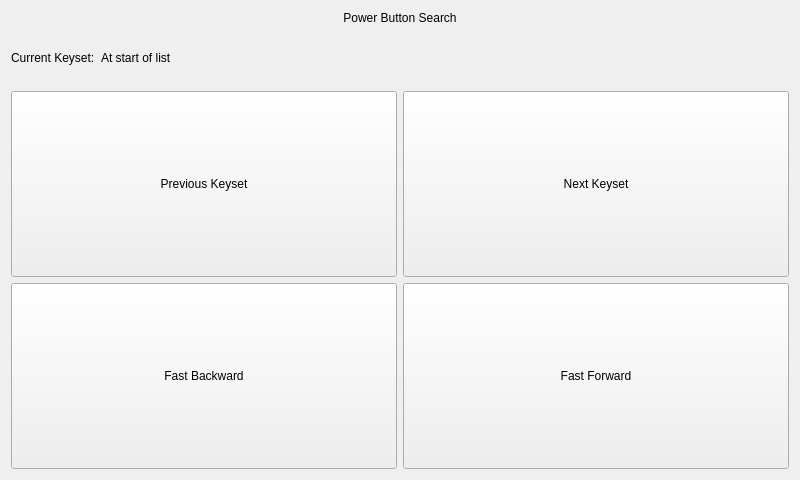
Above: forms/pirpowersearchform.ui from jpietrzak8/Pierogi before the change. Below: the same form after it.
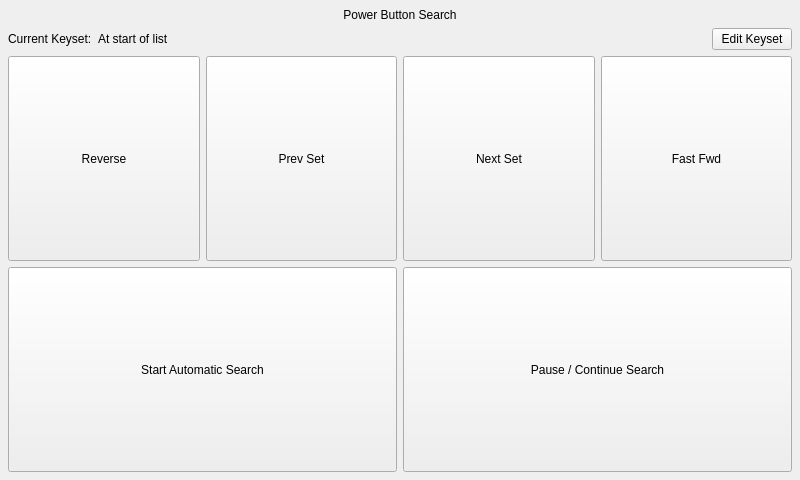
That is the form after the change. Icons and pictures are not drawn.

```diff
--- a/forms/pirpowersearchform.ui
+++ b/forms/pirpowersearchform.ui
@@ -14,7 +14,10 @@
    <string>Form</string>
   </property>
   <layout class="QGridLayout" name="gridLayout">
-   <item row="0" column="0" colspan="2">
+   <property name="margin">
+    <number>8</number>
+   </property>
+   <item row="0" column="0" colspan="4">
     <layout class="QHBoxLayout" name="horizontalLayout_2">
      <item>
       <widget class="QLabel" name="powerIcon1Label">
@@ -54,7 +57,7 @@
      </item>
     </layout>
    </item>
-   <item row="2" column="0" colspan="2">
+   <item row="1" column="0" colspan="4">
     <layout class="QHBoxLayout" name="horizontalLayout">
      <item>
       <widget class="QLabel" name="keysetLabelLabel">
@@ -76,9 +79,45 @@
        </property>
       </widget>
      </item>
+     <item>
+      <widget class="QPushButton" name="editKeysetButton">
+       <property name="sizePolicy">
+        <sizepolicy hsizetype="Fixed" vsizetype="Fixed">
+         <horstretch>0</horstretch>
+         <verstretch>0</verstretch>
+        </sizepolicy>
+       </property>
+       <property name="text">
+        <string>Edit Keyset</string>
+       </property>
+      </widget>
+     </item>
     </layout>
    </item>
-   <item row="4" column="0">
+   <item row="2" column="0">
+    <widget class="QPushButton" name="fastBackwardButton">
+     <property name="sizePolicy">
+      <sizepolicy hsizetype="Minimum" vsizetype="Expanding">
+       <horstretch>0</horstretch>
+       <verstretch>0</verstretch>
+      </sizepolicy>
+     </property>
+     <property name="text">
+      <string>Reverse</string>
+     </property>
+     <property name="icon">
+      <iconset resource="../PierogiResources.qrc">
+       <normaloff>:/icons/playback_rew_icon&amp;48.png</normaloff>:/icons/playback_rew_icon&amp;48.png</iconset>
+     </property>
+     <property name="iconSize">
+      <size>
+       <width>48</width>
+       <height>48</height>
+      </size>
+     </property>
+    </widget>
+   </item>
+   <item row="2" column="1">
     <widget class="QPushButton" name="stepBackwardButton">
      <property name="sizePolicy">
       <sizepolicy hsizetype="Minimum" vsizetype="Expanding">
@@ -87,7 +126,7 @@
       </sizepolicy>
      </property>
      <property name="text">
-      <string>Previous Keyset</string>
+      <string>Prev Set</string>
      </property>
      <property name="icon">
       <iconset resource="../PierogiResources.qrc">
@@ -101,7 +140,7 @@
      </property>
     </widget>
    </item>
-   <item row="4" column="1">
+   <item row="2" column="2">
     <widget class="QPushButton" name="stepForwardKey">
      <property name="sizePolicy">
       <sizepolicy hsizetype="Minimum" vsizetype="Expanding">
@@ -110,7 +149,7 @@
       </sizepolicy>
      </property>
      <property name="text">
-      <string>Next Keyset</string>
+      <string>Next Set</string>
      </property>
      <property name="icon">
       <iconset resource="../PierogiResources.qrc">
@@ -124,30 +163,7 @@
      </property>
     </widget>
    </item>
-   <item row="5" column="0">
-    <widget class="QPushButton" name="fastBackwardButton">
-     <property name="sizePolicy">
-      <sizepolicy hsizetype="Minimum" vsizetype="Expanding">
-       <horstretch>0</horstretch>
-       <verstretch>0</verstretch>
-      </sizepolicy>
-     </property>
-     <property name="text">
-      <string>Fast Backward</string>
-     </property>
-     <property name="icon">
-      <iconset resource="../PierogiResources.qrc">
-       <normaloff>:/icons/playback_rew_icon&amp;48.png</normaloff>:/icons/playback_rew_icon&amp;48.png</iconset>
-     </property>
-     <property name="iconSize">
-      <size>
-       <width>48</width>
-       <height>48</height>
-      </size>
-     </property>
-    </widget>
-   </item>
-   <item row="5" column="1">
+   <item row="2" column="3">
     <widget class="QPushButton" name="fastForwardButton">
      <property name="sizePolicy">
       <sizepolicy hsizetype="Minimum" vsizetype="Expanding">
@@ -156,7 +172,7 @@
       </sizepolicy>
      </property>
      <property name="text">
-      <string>Fast Forward</string>
+      <string>Fast Fwd</string>
      </property>
      <property name="icon">
       <iconset resource="../PierogiResources.qrc">
@@ -171,36 +187,40 @@
     </widget>
    </item>
    <item row="3" column="0" colspan="2">
-    <spacer name="verticalSpacer">
-     <property name="orientation">
-      <enum>Qt::Vertical</enum>
+    <widget class="QPushButton" name="autoSearchButton">
+     <property name="sizePolicy">
+      <sizepolicy hsizetype="Minimum" vsizetype="Expanding">
+       <horstretch>0</horstretch>
+       <verstretch>0</verstretch>
+      </sizepolicy>
      </property>
-     <property name="sizeType">
-      <enum>QSizePolicy::Preferred</enum>
+     <property name="text">
+      <string>Start Automatic Search</string>
      </property>
-     <property name="sizeHint" stdset="0">
-      <size>
-       <width>20</width>
-       <height>20</height>
-      </size>
-     </property>
-    </spacer>
+    </widget>
    </item>
-   <item row="1" column="0" colspan="2">
-    <spacer name="verticalSpacer_2">
-     <property name="orientation">
-      <enum>Qt::Vertical</enum>
+   <item row="3" column="2" colspan="2">
+    <widget class="QPushButton" name="pauseSearchButton">
+     <property name="sizePolicy">
+      <sizepolicy hsizetype="Minimum" vsizetype="Expanding">
+       <horstretch>0</horstretch>
+       <verstretch>0</verstretch>
+      </sizepolicy>
      </property>
-     <property name="sizeType">
-      <enum>QSizePolicy::Preferred</enum>
+     <property name="text">
+      <string>Pause / Continue Search</string>
      </property>
-     <property name="sizeHint" stdset="0">
+     <property name="icon">
+      <iconset resource="../PierogiResources.qrc">
+       <normaloff>:/icons/playback_pause_icon&amp;48.png</normaloff>:/icons/playback_pause_icon&amp;48.png</iconset>
+     </property>
+     <property name="iconSize">
       <size>
-       <width>20</width>
-       <height>20</height>
+       <width>48</width>
+       <height>48</height>
       </size>
      </property>
-    </spacer>
+    </widget>
    </item>
   </layout>
  </widget>
```
